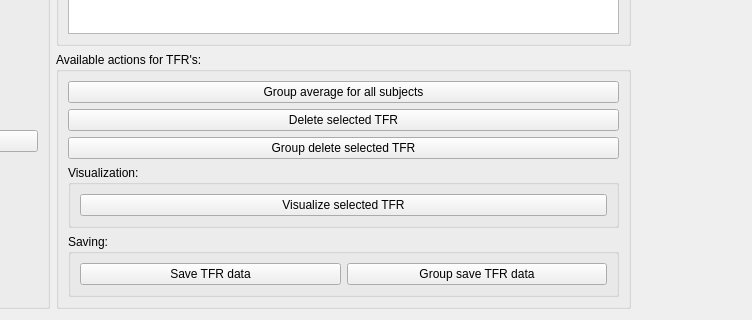
This is qt4Designer_ui_files/mainWindowTabInducedUi.ui in cibr-jyu/meggie as Qt 5 draws it before an edit; both pictures show x 360 to 1112 and y 412 to 732 of the 1112 by 732 pixel window. The edited form follows.
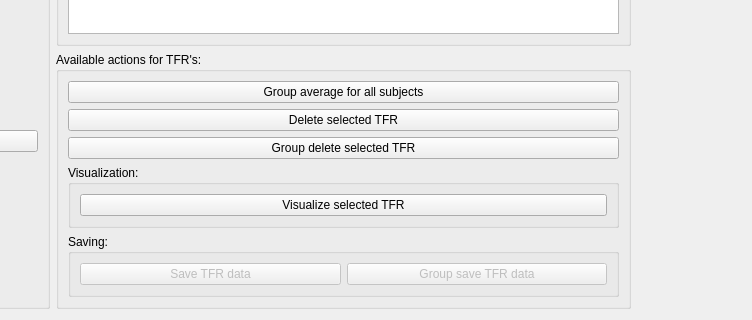
This is the edited form.

```diff
--- a/qt4Designer_ui_files/mainWindowTabInducedUi.ui
+++ b/qt4Designer_ui_files/mainWindowTabInducedUi.ui
@@ -156,6 +156,9 @@
              <layout class="QHBoxLayout" name="horizontalLayout_3">
               <item>
                <widget class="QPushButton" name="pushButtonSaveTFR">
+                <property name="enabled">
+                 <bool>false</bool>
+                </property>
                 <property name="text">
                  <string>Save TFR data</string>
                 </property>
@@ -163,6 +166,9 @@
               </item>
               <item>
                <widget class="QPushButton" name="pushButtonGroupSaveTFR">
+                <property name="enabled">
+                 <bool>false</bool>
+                </property>
                 <property name="text">
                  <string>Group save TFR data</string>
                 </property>
```
